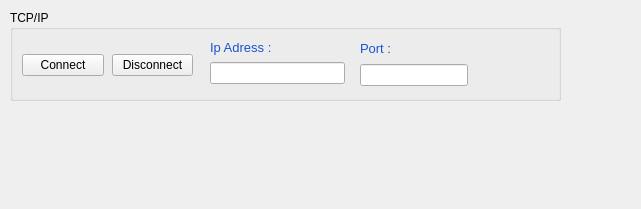
The window that Vfp/View/setuptab.ui (caglardursun/MyQtTryouts) describes before a commit, drawn with Qt 5.
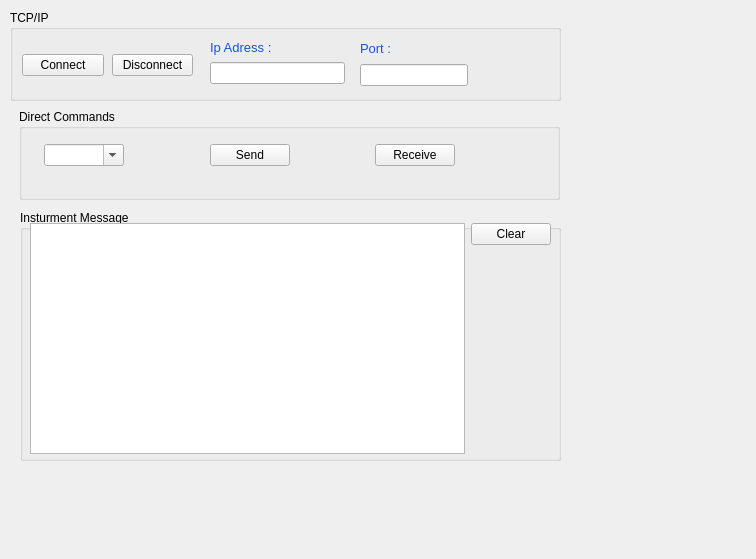
The same window after the commit.

What changed in the file:
```diff
--- a/Vfp/View/setuptab.ui
+++ b/Vfp/View/setuptab.ui
@@ -6,8 +6,8 @@
    <rect>
     <x>0</x>
     <y>0</y>
-    <width>641</width>
-    <height>209</height>
+    <width>756</width>
+    <height>559</height>
    </rect>
   </property>
   <property name="windowTitle">
@@ -128,6 +128,153 @@
     </layout>
    </widget>
   </widget>
+  <widget class="QGroupBox" name="gbDirectCommands">
+   <property name="geometry">
+    <rect>
+     <x>19</x>
+     <y>109</y>
+     <width>541</width>
+     <height>91</height>
+    </rect>
+   </property>
+   <property name="sizePolicy">
+    <sizepolicy hsizetype="Expanding" vsizetype="Preferred">
+     <horstretch>0</horstretch>
+     <verstretch>0</verstretch>
+    </sizepolicy>
+   </property>
+   <property name="title">
+    <string>Direct Commands</string>
+   </property>
+   <widget class="QWidget" name="layoutWidget">
+    <property name="geometry">
+     <rect>
+      <x>20</x>
+      <y>30</y>
+      <width>501</width>
+      <height>33</height>
+     </rect>
+    </property>
+    <layout class="QHBoxLayout" name="horizontalLayout">
+     <property name="spacing">
+      <number>5</number>
+     </property>
+     <property name="leftMargin">
+      <number>5</number>
+     </property>
+     <property name="topMargin">
+      <number>5</number>
+     </property>
+     <property name="rightMargin">
+      <number>5</number>
+     </property>
+     <property name="bottomMargin">
+      <number>5</number>
+     </property>
+     <item>
+      <widget class="QComboBox" name="cbCommands">
+       <property name="sizePolicy">
+        <sizepolicy hsizetype="Expanding" vsizetype="Fixed">
+         <horstretch>0</horstretch>
+         <verstretch>0</verstretch>
+        </sizepolicy>
+       </property>
+       <property name="editable">
+        <bool>true</bool>
+       </property>
+      </widget>
+     </item>
+     <item>
+      <spacer name="horizontalSpacer_2">
+       <property name="orientation">
+        <enum>Qt::Horizontal</enum>
+       </property>
+       <property name="sizeHint" stdset="0">
+        <size>
+         <width>5</width>
+         <height>20</height>
+        </size>
+       </property>
+      </spacer>
+     </item>
+     <item>
+      <widget class="QPushButton" name="btnSend">
+       <property name="text">
+        <string>Send</string>
+       </property>
+      </widget>
+     </item>
+     <item>
+      <spacer name="horizontalSpacer_3">
+       <property name="orientation">
+        <enum>Qt::Horizontal</enum>
+       </property>
+       <property name="sizeHint" stdset="0">
+        <size>
+         <width>10</width>
+         <height>20</height>
+        </size>
+       </property>
+      </spacer>
+     </item>
+     <item>
+      <widget class="QPushButton" name="btnReceive">
+       <property name="text">
+        <string>Receive</string>
+       </property>
+      </widget>
+     </item>
+     <item>
+      <spacer name="horizontalSpacer_4">
+       <property name="orientation">
+        <enum>Qt::Horizontal</enum>
+       </property>
+       <property name="sizeHint" stdset="0">
+        <size>
+         <width>5</width>
+         <height>20</height>
+        </size>
+       </property>
+      </spacer>
+     </item>
+    </layout>
+   </widget>
+  </widget>
+  <widget class="QGroupBox" name="gbInsturmentMessage">
+   <property name="geometry">
+    <rect>
+     <x>20</x>
+     <y>210</y>
+     <width>541</width>
+     <height>251</height>
+    </rect>
+   </property>
+   <property name="title">
+    <string>Insturment Message</string>
+   </property>
+   <widget class="QWidget" name="layoutWidget">
+    <property name="geometry">
+     <rect>
+      <x>10</x>
+      <y>13</y>
+      <width>521</width>
+      <height>231</height>
+     </rect>
+    </property>
+    <layout class="QHBoxLayout" name="horizontalLayout_2">
+     <item>
+      <widget class="QTextEdit" name="textEdit"/>
+     </item>
+     <item alignment="Qt::AlignTop">
+      <widget class="QPushButton" name="btnClear">
+       <property name="text">
+        <string>Clear</string>
+       </property>
+      </widget>
+     </item>
+    </layout>
+   </widget>
+  </widget>
  </widget>
  <resources/>
  <connections/>
```
Left out of the diff: 6 changed lines with no effect on the pictures.
